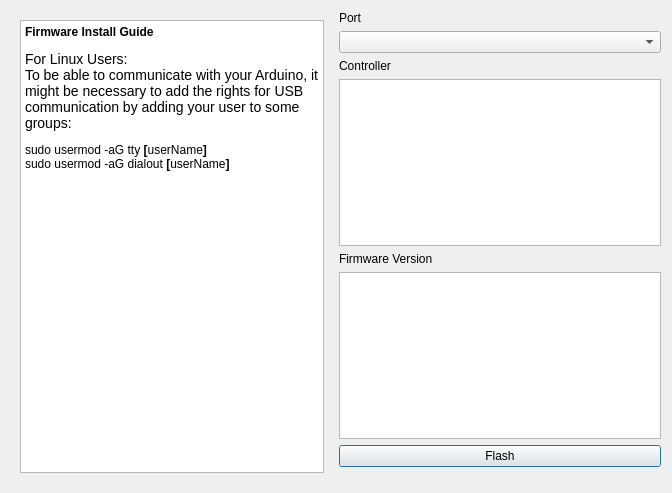
The window that src/main/python/main/ayab/firmware_flash_gui.ui (AllYarnsAreBeautiful/ayab-desktop) describes before a commit, drawn with Qt 5.
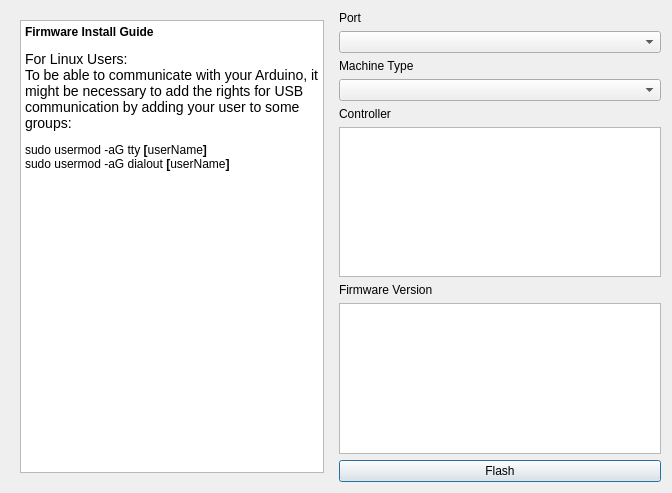
The same window after the commit.

Commit message: feat: Add Silverreed support with machine type selection - Add machine_type hierarchy (Brother/Silverreed) - Refactor flashing tools into classes (AvrDudeTool, EspTool) - Add machine_combo_box for UI selection - Update CI to download firmwares from both repos

Diff of the .ui file:
```diff
--- a/src/main/python/main/ayab/firmware_flash_gui.ui
+++ b/src/main/python/main/ayab/firmware_flash_gui.ui
@@ -50,6 +50,16 @@
      <item>
       <widget class="QComboBox" name="port_combo_box"/>
      </item>
+     <item>
+      <widget class="QLabel" name="machine_label">
+       <property name="text">
+        <string>Machine Type</string>
+       </property>
+      </widget>
+     </item>
+     <item>
+      <widget class="QComboBox" name="machine_combo_box"/>
+     </item>
      <item>
       <widget class="QLabel" name="label">
        <property name="text">
```
The commit also changes 6 other files.
